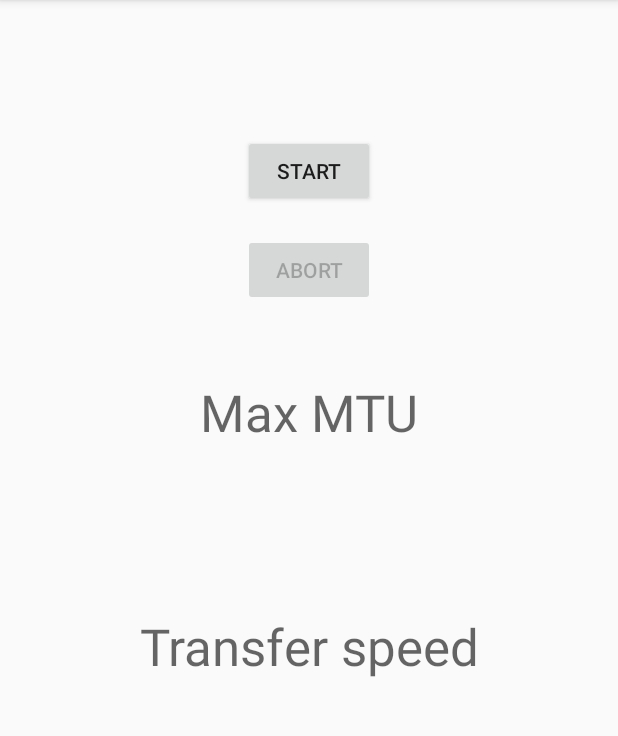
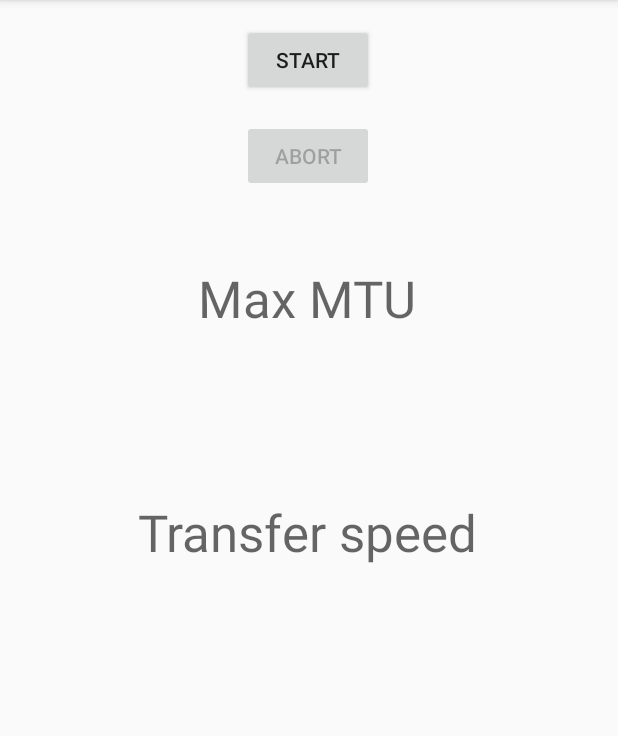
Before and after one commit to TomHanekamp/AndroidBLESpeedTest, an Android app: the screen it shows after launch (MainActivity), on a phone screen of 412 x 824 dp, the part 84-820 px from its top. Run offline under Robolectric (Android 15) with nearby library versions, the phone set to English and light mode, and no system bars; our stand-ins replace Timber; libraries missing offline, so code that uses them is left out: no.nordicsemi.android.

Commit message:
Layout update so the app works better on phones.

```diff
--- a/app/src/main/res/layout/activity_main.xml
+++ b/app/src/main/res/layout/activity_main.xml
@@ -10,11 +10,35 @@
         android:id="@+id/startButton"
         android:layout_width="wrap_content"
         android:layout_height="wrap_content"
-        android:layout_marginTop="90dp"
+        android:layout_marginTop="16dp"
         android:enabled="true"
         android:text="Start"
         app:layout_constraintEnd_toEndOf="parent"
-        app:layout_constraintHorizontal_bias="0.5"
+        app:layout_constraintHorizontal_bias="0.498"
+        app:layout_constraintStart_toStartOf="parent"
+        app:layout_constraintTop_toTopOf="parent" />
+
+    <TextView
+        android:id="@+id/transferSpeedLabel"
+        android:layout_width="wrap_content"
+        android:layout_height="wrap_content"
+        android:layout_marginTop="332dp"
+        android:text="Transfer speed"
+        android:textAppearance="@style/TextAppearance.AppCompat.Display1"
+        app:layout_constraintEnd_toEndOf="parent"
+        app:layout_constraintHorizontal_bias="0.494"
+        app:layout_constraintStart_toStartOf="parent"
+        app:layout_constraintTop_toTopOf="parent" />
+
+    <TextView
+        android:id="@+id/mtuLabel"
+        android:layout_width="wrap_content"
+        android:layout_height="wrap_content"
+        android:layout_marginTop="176dp"
+        android:text="Max MTU"
+        android:textAppearance="@style/TextAppearance.AppCompat.Display1"
+        app:layout_constraintEnd_toEndOf="parent"
+        app:layout_constraintHorizontal_bias="0.496"
         app:layout_constraintStart_toStartOf="parent"
         app:layout_constraintTop_toTopOf="parent" />
 
@@ -22,22 +46,11 @@
         android:id="@+id/abortButton"
         android:layout_width="wrap_content"
         android:layout_height="wrap_content"
-        android:layout_marginTop="156dp"
+        android:layout_marginTop="80dp"
         android:enabled="false"
         android:text="Abort"
         app:layout_constraintEnd_toEndOf="parent"
-        app:layout_constraintHorizontal_bias="0.501"
-        app:layout_constraintStart_toStartOf="parent"
-        app:layout_constraintTop_toTopOf="parent" />
-
-    <TextView
-        android:id="@+id/mtuLabel"
-        android:layout_width="wrap_content"
-        android:layout_height="wrap_content"
-        android:layout_marginTop="252dp"
-        android:text="Max MTU"
-        android:textAppearance="@style/TextAppearance.AppCompat.Display1"
-        app:layout_constraintEnd_toEndOf="parent"
+        app:layout_constraintHorizontal_bias="0.498"
         app:layout_constraintStart_toStartOf="parent"
         app:layout_constraintTop_toTopOf="parent" />
 
@@ -45,22 +58,11 @@
         android:id="@+id/mtuValue"
         android:layout_width="wrap_content"
         android:layout_height="wrap_content"
-        android:layout_marginTop="317dp"
+        android:layout_marginTop="232dp"
         android:textAppearance="@style/TextAppearance.AppCompat.Display1"
         android:textStyle="bold"
         app:layout_constraintEnd_toEndOf="parent"
-        app:layout_constraintHorizontal_bias="0.5"
-        app:layout_constraintStart_toStartOf="parent"
-        app:layout_constraintTop_toTopOf="parent" />
-
-    <TextView
-        android:id="@+id/transferSpeedLabel"
-        android:layout_width="wrap_content"
-        android:layout_height="wrap_content"
-        android:layout_marginTop="408dp"
-        android:text="Transfer speed"
-        android:textAppearance="@style/TextAppearance.AppCompat.Display1"
-        app:layout_constraintEnd_toEndOf="parent"
+        app:layout_constraintHorizontal_bias="0.498"
         app:layout_constraintStart_toStartOf="parent"
         app:layout_constraintTop_toTopOf="parent" />
 
@@ -68,11 +70,11 @@
         android:id="@+id/transferSpeedValue"
         android:layout_width="wrap_content"
         android:layout_height="wrap_content"
-        android:layout_marginTop="472dp"
+        android:layout_marginTop="388dp"
         android:textAppearance="@style/TextAppearance.AppCompat.Display1"
         android:textStyle="bold"
         app:layout_constraintEnd_toEndOf="parent"
-        app:layout_constraintHorizontal_bias="0.501"
+        app:layout_constraintHorizontal_bias="0.498"
         app:layout_constraintStart_toStartOf="parent"
         app:layout_constraintTop_toTopOf="parent" />
 
@@ -80,9 +82,9 @@
         android:id="@+id/messages"
         android:layout_width="wrap_content"
         android:layout_height="wrap_content"
-        android:layout_marginTop="551dp"
+        android:layout_marginTop="464dp"
         app:layout_constraintEnd_toEndOf="parent"
-        app:layout_constraintHorizontal_bias="0.5"
+        app:layout_constraintHorizontal_bias="0.498"
         app:layout_constraintStart_toStartOf="parent"
         app:layout_constraintTop_toTopOf="parent" />
 </androidx.constraintlayout.widget.ConstraintLayout>
```
